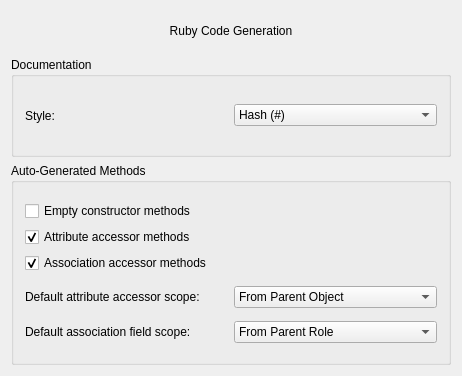
KDE/umbrello, file umbrello/codegenerators/ruby/rubycodegenerationformbase.ui: the form before one commit.
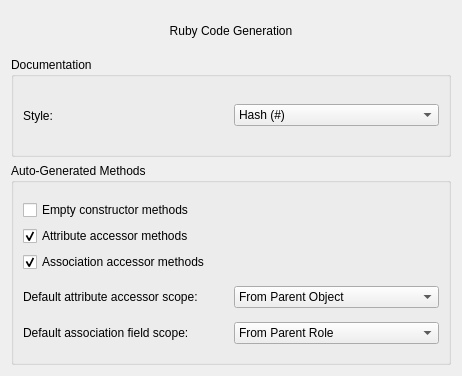
The form after the commit. Custom widgets are drawn as their Qt base class.

What changed in the file:
```diff
--- a/umbrello/codegenerators/ruby/rubycodegenerationformbase.ui
+++ b/umbrello/codegenerators/ruby/rubycodegenerationformbase.ui
@@ -214,7 +214,6 @@
    </item>
   </layout>
  </widget>
- <layoutdefault spacing="6" margin="11" />
   <customwidgets>
   <customwidget>
    <class>KComboBox</class>
```
